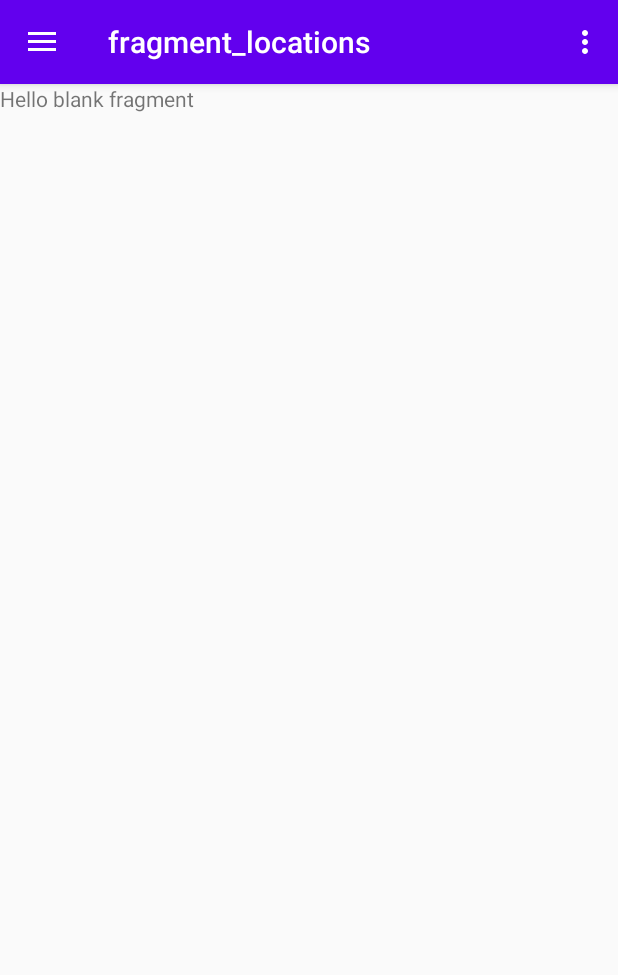
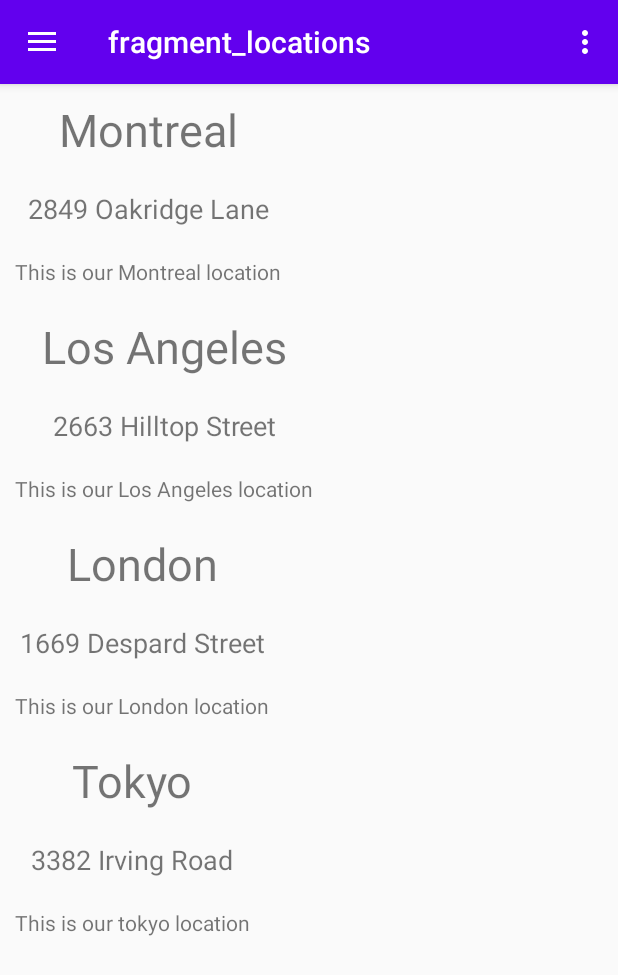
Before and after one commit to connor48236/Mobile_App_Development_Final_project_Conax_App-1-, an Android app: the locationsFragment screen opened through its navigation route, on a phone screen of 412 x 824 dp. Shown: the top 975 px of the screen. Run offline under Robolectric (Android 15) with nearby library versions, the light colour scheme and no system bars; our stand-ins replace navigation-ui.

Commit message:
*Added a recyclerView to the locationsFragment to be able to se the locations of Conax *added a LocationItem *added a Location_info Fragment to set the layout for the recycler View

```diff
--- /dev/null
+++ b/app/src/main/java/com/example/androiddevfinal_conaxapp/CustomLocationViewAdapter.java
@@ -0,0 +1,59 @@
+package com.example.androiddevfinal_conaxapp;
+
+import android.view.LayoutInflater;
+import android.view.View;
+import android.view.ViewGroup;
+import android.widget.TextView;
+
+import androidx.annotation.NonNull;
+import androidx.recyclerview.widget.RecyclerView;
+
+import java.util.ArrayList;
+
+public class CustomLocationViewAdapter extends RecyclerView.Adapter<CustomLocationViewAdapter.CustomViewHolder> {
+
+    private ArrayList<LocationItem> locationItems;
+
+    public CustomLocationViewAdapter(ArrayList<LocationItem> locationItems){
+        this.locationItems = locationItems;
+    }
+
+
+    @NonNull
+    @Override
+    public CustomViewHolder onCreateViewHolder(@NonNull ViewGroup parent, int viewType) {
+        View view = LayoutInflater.from(parent.getContext()).inflate(R.layout.fragment_location_info, null);
+        return new CustomViewHolder(view);
+    }
+
+
+
+    @Override
+    public void onBindViewHolder(@NonNull CustomLocationViewAdapter.CustomViewHolder holder, int position) {
+        LocationItem locationItem = locationItems.get(position);
+        holder.city.setText(locationItem.getCity());
+        holder.address.setText(locationItem.getAddress());
+        holder.description.setText(locationItem.getDescription());
+    }
+
+    @Override
+    public int getItemCount() {
+        if (locationItems != null){
+            return locationItems.size();
+        }
+        return 0;
+    }
+
+    class CustomViewHolder extends RecyclerView.ViewHolder{
+        protected TextView city;
+        protected TextView address;
+        protected TextView description;
+
+        public CustomViewHolder(@NonNull View itemView) {
+            super(itemView);
+            this.city = itemView.findViewById(R.id.City);
+            this.address = itemView.findViewById(R.id.Address);
+            this.description = itemView.findViewById(R.id.Description);
+        }
+    }
+}
--- /dev/null
+++ b/app/src/main/java/com/example/androiddevfinal_conaxapp/LocationItem.java
@@ -0,0 +1,42 @@
+package com.example.androiddevfinal_conaxapp;
+
+public class LocationItem {
+    private String city;
+    private String address;
+    private String description;
+
+    public LocationItem(String city, String address, String description) {
+        this.city = city;
+        this.address = address;
+        this.description = description;
+    }
+
+    public String getCity() {
+        return city;
+    }
+
+    public void setCity(String city) {
+        this.city = city;
+    }
+
+    public String getAddress() {
+        return address;
+    }
+
+    public void setAddress(String address) {
+        this.address = address;
+    }
+
+    public String getDescription() {
+        return description;
+    }
+
+    public void setDescription(String description) {
+        this.description = description;
+    }
+
+    @Override
+    public String toString() {
+        return this.city;
+    }
+}
--- a/app/src/main/java/com/example/androiddevfinal_conaxapp/locationsFragment.java
+++ b/app/src/main/java/com/example/androiddevfinal_conaxapp/locationsFragment.java
@@ -3,10 +3,14 @@ package com.example.androiddevfinal_conaxapp;
 import android.os.Bundle;
 
 import androidx.fragment.app.Fragment;
+import androidx.recyclerview.widget.LinearLayoutManager;
+import androidx.recyclerview.widget.RecyclerView;
 
 import android.view.LayoutInflater;
 import android.view.View;
 import android.view.ViewGroup;
+
+import java.util.ArrayList;
 
 /**
  * A simple {@link Fragment} subclass.
@@ -59,6 +63,25 @@ public class locationsFragment extends Fragment {
     public View onCreateView(LayoutInflater inflater, ViewGroup container,
                              Bundle savedInstanceState) {
         // Inflate the layout for this fragment
-        return inflater.inflate(R.layout.fragment_locations, container, false);
+        View view = inflater.inflate(R.layout.fragment_locations, container, false);
+
+        //connect This view to the recyclerView in the fragment
+        RecyclerView recyclerView = view.findViewById(R.id.recycler);
+
+        //Creates a arrayList of locations that populates the recyclerView
+        ArrayList<LocationItem> locationItems = new ArrayList<>();
+
+        //Adding add the items to the array
+        locationItems.add(new LocationItem("Montreal", "2849 Oakridge Lane", "This is our Montreal location"));
+        locationItems.add(new LocationItem("Los Angeles", "2663 Hilltop Street", "This is our Los Angeles location"));
+        locationItems.add(new LocationItem("London", "1669 Despard Street", "This is our London location"));
+        locationItems.add(new LocationItem("Tokyo", "3382 Irving Road", "This is our tokyo location"));
+
+        //Adds a layout manager to the recyclerView
+        recyclerView.setLayoutManager(new LinearLayoutManager(getContext(), LinearLayoutManager.VERTICAL, false));
+
+        //Sets the adapter for the recyclerView
+        recyclerView.setAdapter(new CustomLocationViewAdapter(locationItems));
+        return view;
     }
 }
--- /dev/null
+++ b/app/src/main/res/layout/fragment_location_info.xml
@@ -0,0 +1,34 @@
+<?xml version="1.0" encoding="utf-8"?>
+<LinearLayout xmlns:android="http://schemas.android.com/apk/res/android"
+    xmlns:tools="http://schemas.android.com/tools"
+    android:layout_width="match_parent"
+    android:layout_height="match_parent"
+    android:orientation="vertical">
+
+
+    <TextView
+        android:id="@+id/City"
+        android:layout_width="match_parent"
+        android:layout_height="wrap_content"
+        android:layout_margin="10dp"
+        android:text="TextView"
+        android:textAlignment="center"
+        android:textSize="30sp" />
+
+    <TextView
+        android:id="@+id/Address"
+        android:layout_width="match_parent"
+        android:layout_height="wrap_content"
+        android:layout_margin="10dp"
+        android:text="TextView"
+        android:textAlignment="center"
+        android:textSize="18sp" />
+
+    <TextView
+        android:id="@+id/Description"
+        android:layout_width="match_parent"
+        android:layout_height="wrap_content"
+        android:layout_margin="10dp"
+        android:text="TextView" />
+
+</LinearLayout>
--- a/app/src/main/res/layout/fragment_locations.xml
+++ b/app/src/main/res/layout/fragment_locations.xml
@@ -1,14 +1,14 @@
 <?xml version="1.0" encoding="utf-8"?>
-<FrameLayout xmlns:android="http://schemas.android.com/apk/res/android"
+<LinearLayout xmlns:android="http://schemas.android.com/apk/res/android"
     xmlns:tools="http://schemas.android.com/tools"
     android:layout_width="match_parent"
     android:layout_height="match_parent"
-    tools:context=".locationsFragment">
+    tools:context=".locationsFragment"
+    android:orientation="vertical">
 
-    <!-- TODO: Update blank fragment layout -->
-    <TextView
+    <androidx.recyclerview.widget.RecyclerView
+        android:id="@+id/recycler"
         android:layout_width="match_parent"
-        android:layout_height="match_parent"
-        android:text="@string/hello_blank_fragment" />
+        android:layout_height="match_parent" />
 
-</FrameLayout>
+</LinearLayout>
```
